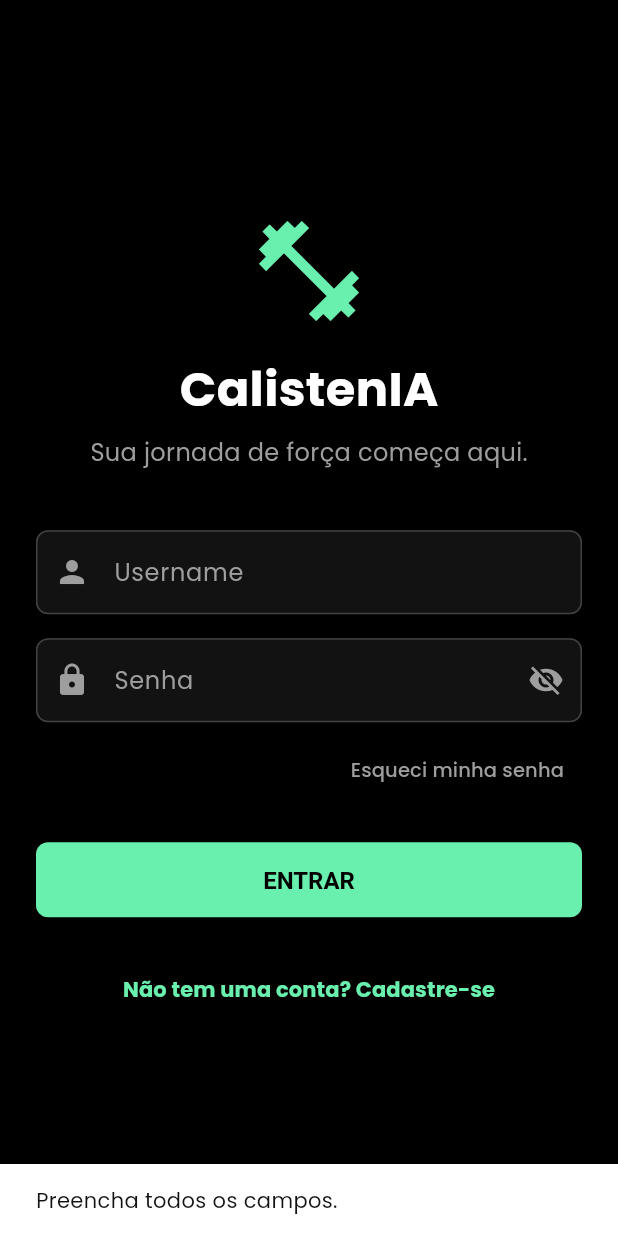
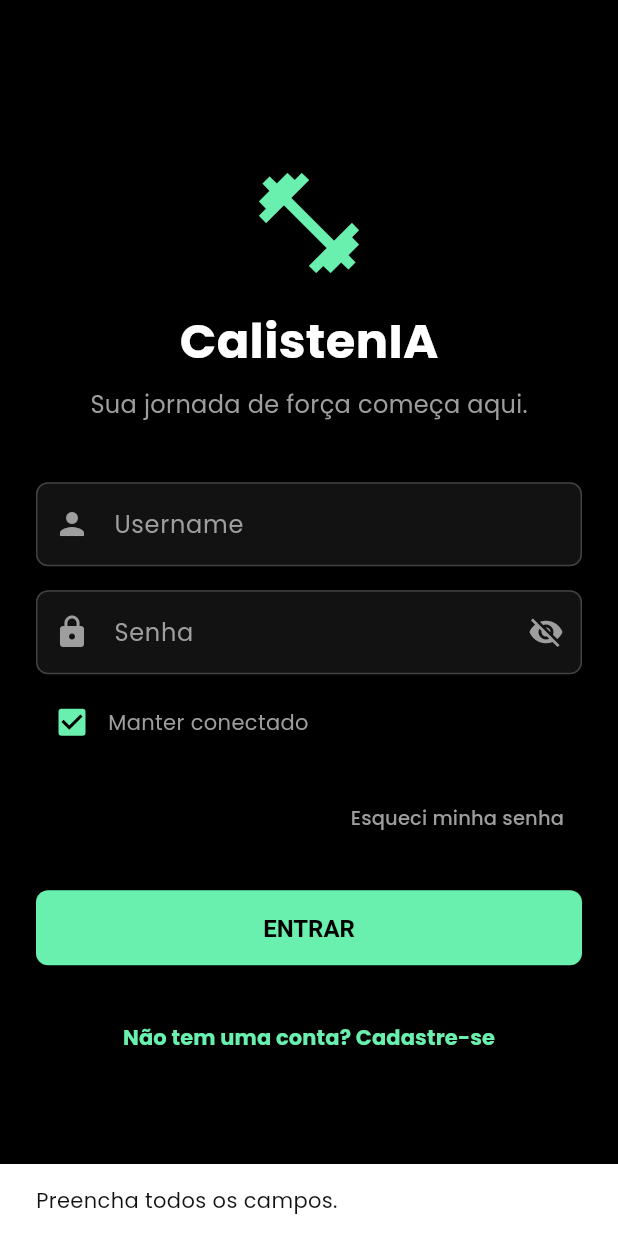
Before and after one commit to matsgabe/calistenia-app, a Flutter app: the screen it shows after launch, after a tap on "ENTRAR", on a phone screen of 412 x 824 dp. Run offline on Flutter 3.47's test engine with Material 3 defaults, Android fonts, the phone set to English and light mode, and no system bars; our stand-ins replace device_preview, flutter_dotenv, google_fonts, google_generative_ai, image_picker, supabase_flutter; accounts and stored records are empty.

Commit message:
cache de navegador

```diff
--- a/lib/login_screen.dart
+++ b/lib/login_screen.dart
@@ -1,4 +1,7 @@
 import 'package:flutter/material.dart';
+import 'package:flutter/services.dart'; // Necessário para o TextInput.finishAutofillContext()
+import 'package:supabase_flutter/supabase_flutter.dart';
+
 import 'usuario_repository.dart';
 import 'home_screen.dart';
 import 'cadastro_screen.dart';
@@ -17,6 +20,39 @@ class _LoginScreenState extends State<LoginScreen> {
 
   bool _isLoading = false;
   bool _ocultarSenha = true;
+  bool _manterConectado = true;
+
+  @override
+  void initState() {
+    super.initState();
+    _verificarSessaoSalva();
+  }
+
+  Future<void> _verificarSessaoSalva() async {
+    try {
+      final session = Supabase.instance.client.auth.currentSession;
+
+      if (session != null && session.user.email != null) {
+        final username = session.user.email!.split('@')[0];
+
+        final response = await Supabase.instance.client
+            .from('usuarios')
+            .select('id')
+            .eq('username', username)
+            .maybeSingle();
+
+        if (response != null && mounted) {
+          final int usuarioId = response['id'];
+          Navigator.pushReplacement(
+            context,
+            MaterialPageRoute(builder: (_) => HomeScreen(usuarioId: usuarioId)),
+          );
+        }
+      }
+    } catch (e) {
+      debugPrint('Erro ao verificar sessão salva: $e');
+    }
+  }
 
   Future<void> _entrar() async {
     final u = _usernameController.text.trim();
@@ -32,6 +68,9 @@ class _LoginScreenState extends State<LoginScreen> {
     setState(() => _isLoading = true);
 
     try {
+      // 1. Notifica o navegador que o formulário foi concluído, ativando o pop-up de "Salvar Senha"
+      TextInput.finishAutofillContext();
+
       final user = await _usuarioRepository.fazerLogin(u, s);
       if (user != null) {
         if (mounted) {
@@ -54,9 +93,8 @@ class _LoginScreenState extends State<LoginScreen> {
       }
     } catch (e) {
       if (mounted) {
-        ScaffoldMessenger.of(context).showSnackBar(
-          SnackBar(content: Text('Erro no login: $e')),
-        );
+        ScaffoldMessenger.of(context)
+            .showSnackBar(SnackBar(content: Text('Erro no login: $e')));
       }
     } finally {
       if (mounted) setState(() => _isLoading = false);
@@ -75,8 +113,13 @@ class _LoginScreenState extends State<LoginScreen> {
           builder: (context, setStateDialog) {
             return AlertDialog(
               backgroundColor: const Color(0xFF1E1E1E), // Fundo CyberFit
-              shape: RoundedRectangleBorder(borderRadius: BorderRadius.circular(16)),
-              title: const Text('Recuperar Senha 🔑', style: TextStyle(color: Colors.greenAccent, fontSize: 18)),
+              shape: RoundedRectangleBorder(
+                borderRadius: BorderRadius.circular(16),
+              ),
+              title: const Text(
+                'Recuperar Senha 🔑',
+                style: TextStyle(color: Colors.greenAccent, fontSize: 18),
+              ),
               content: Column(
                 mainAxisSize: MainAxisSize.min,
                 children: [
@@ -101,7 +144,9 @@ class _LoginScreenState extends State<LoginScreen> {
                       prefixIcon: const Icon(Icons.lock, color: Colors.grey),
                       suffixIcon: IconButton(
                         icon: Icon(
-                          obscureNewPass ? Icons.visibility_off : Icons.visibility,
+                          obscureNewPass
+                              ? Icons.visibility_off
+                              : Icons.visibility,
                           color: Colors.grey,
                         ),
                         onPressed: () {
@@ -117,7 +162,10 @@ class _LoginScreenState extends State<LoginScreen> {
               actions: [
                 TextButton(
                   onPressed: () => Navigator.pop(context),
-                  child: const Text('Cancelar', style: TextStyle(color: Colors.grey)),
+                  child: const Text(
+                    'Cancelar',
+                    style: TextStyle(color: Colors.grey),
+                  ),
                 ),
                 ElevatedButton(
                   onPressed: () async {
@@ -133,7 +181,9 @@ class _LoginScreenState extends State<LoginScreen> {
                         Navigator.pop(context);
                         ScaffoldMessenger.of(context).showSnackBar(
                           const SnackBar(
-                            content: Text('Senha redefinida com sucesso! Faça login.'),
+                            content: Text(
+                              'Senha redefinida com sucesso! Faça login.',
+                            ),
                             backgroundColor: Colors.green,
                           ),
                         );
@@ -165,11 +215,19 @@ class _LoginScreenState extends State<LoginScreen> {
           child: Column(
             mainAxisAlignment: MainAxisAlignment.center,
             children: [
-              const Icon(Icons.fitness_center, color: Colors.greenAccent, size: 80),
+              const Icon(
+                Icons.fitness_center,
+                color: Colors.greenAccent,
+                size: 80,
+              ),
               const SizedBox(height: 16),
               const Text(
                 'CalistenIA',
-                style: TextStyle(fontSize: 32, fontWeight: FontWeight.bold, color: Colors.white),
+                style: TextStyle(
+                  fontSize: 32,
+                  fontWeight: FontWeight.bold,
+                  color: Colors.white,
+                ),
               ),
               const SizedBox(height: 8),
               const Text(
@@ -178,8 +236,12 @@ class _LoginScreenState extends State<LoginScreen> {
               ),
               const SizedBox(height: 40),
 
+              AutofillGroup(
+                child: Column(
+                  children: [
                     TextField(
                       controller: _usernameController,
+                      autofillHints: const [AutofillHints.username],
                       decoration: const InputDecoration(
                         hintText: 'Username',
                         prefixIcon: Icon(Icons.person, color: Colors.grey),
@@ -189,24 +251,58 @@ class _LoginScreenState extends State<LoginScreen> {
                     TextField(
                       controller: _senhaController,
                       obscureText: _ocultarSenha,
+                      autofillHints: const [AutofillHints.password],
+                      onEditingComplete:
+                          _entrar, // Permite submeter pressionando 'Enter'
                       decoration: InputDecoration(
                         hintText: 'Senha',
                         prefixIcon: const Icon(Icons.lock, color: Colors.grey),
                         suffixIcon: IconButton(
                           icon: Icon(
-                      _ocultarSenha ? Icons.visibility_off : Icons.visibility,
+                            _ocultarSenha
+                                ? Icons.visibility_off
+                                : Icons.visibility,
                             color: Colors.grey,
                           ),
-                    onPressed: () => setState(() => _ocultarSenha = !_ocultarSenha),
+                          onPressed: () =>
+                              setState(() => _ocultarSenha = !_ocultarSenha),
                         ),
                       ),
                     ),
+                  ],
+                ),
+              ),
+
               const SizedBox(height: 8),
+
+              Row(
+                children: [
+                  Checkbox(
+                    value: _manterConectado,
+                    activeColor: Colors.greenAccent,
+                    checkColor: Colors.black,
+                    onChanged: (bool? value) {
+                      setState(() {
+                        _manterConectado = value ?? true;
+                      });
+                    },
+                  ),
+                  const Text(
+                    'Manter conectado',
+                    style: TextStyle(color: Colors.grey),
+                  ),
+                ],
+              ),
+
+              const SizedBox(height: 16),
               Align(
                 alignment: Alignment.centerRight,
                 child: TextButton(
                   onPressed: _mostrarDialogEsqueciSenha,
-                  child: const Text('Esqueci minha senha', style: TextStyle(color: Colors.grey, fontSize: 13)),
+                  child: const Text(
+                    'Esqueci minha senha',
+                    style: TextStyle(color: Colors.grey, fontSize: 13),
+                  ),
                 ),
               ),
               const SizedBox(height: 24),
@@ -225,12 +321,18 @@ class _LoginScreenState extends State<LoginScreen> {
                 onPressed: () {
                   Navigator.push(
                     context,
-                    MaterialPageRoute(builder: (context) => const CadastroScreen()),
+                    MaterialPageRoute(
+                      builder: (context) => const CadastroScreen(),
+                    ),
                   );
                 },
                 child: const Text(
                   'Não tem uma conta? Cadastre-se',
-                  style: TextStyle(color: Colors.greenAccent, fontSize: 14, fontWeight: FontWeight.bold),
+                  style: TextStyle(
+                    color: Colors.greenAccent,
+                    fontSize: 14,
+                    fontWeight: FontWeight.bold,
+                  ),
                 ),
               ),
             ],
```
Lines whose indentation alone changed are shown as unchanged.
